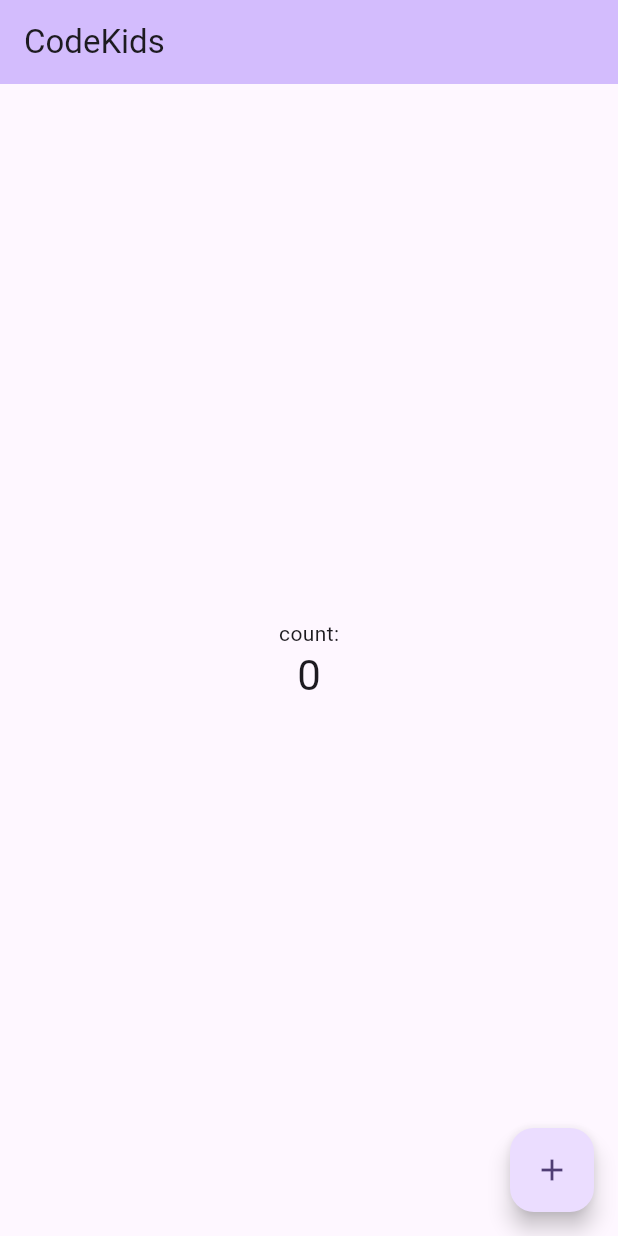
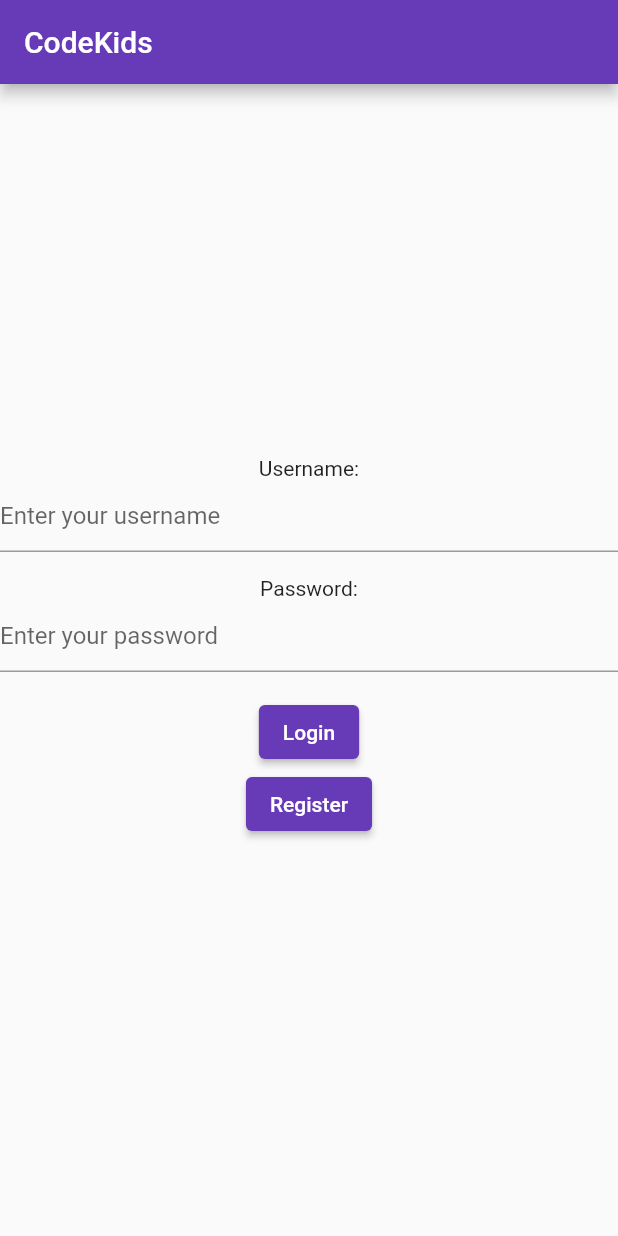
Before and after one commit to PCguyNoah/CodeKidsMobile, a Flutter app: the screen it shows after launch, on a phone screen of 412 x 824 dp. Run offline on Flutter 3.47's test engine with Material 2 defaults, Android fonts, the light colour scheme and no system bars.

Commit message:
Login and register logic added

```diff
--- a/lib/main.dart
+++ b/lib/main.dart
@@ -1,35 +1,20 @@
 import 'package:flutter/material.dart';
+import 'package:http/http.dart' as http;
+import 'dart:convert';
 
 void main() {
   runApp(const MyApp());
 }
 
 class MyApp extends StatelessWidget {
-  const MyApp({super.key});
+  const MyApp({Key? key});
 
-  // This widget is the root of your application.
   @override
   Widget build(BuildContext context) {
     return MaterialApp(
       title: 'Flutter Demo',
       theme: ThemeData(
-        // This is the theme of your application.
-        //
-        // TRY THIS: Try running your application with "flutter run". You'll see
-        // the application has a blue toolbar. Then, without quitting the app,
-        // try changing the seedColor in the colorScheme below to Colors.green
-        // and then invoke "hot reload" (save your changes or press the "hot
-        // reload" button in a Flutter-supported IDE, or press "r" if you used
-        // the command line to start the app).
-        //
-        // Notice that the counter didn't reset back to zero; the application
-        // state is not lost during the reload. To reset the state, use hot
-        // restart instead.
-        //
-        // This works for code too, not just values: Most code changes can be
-        // tested with just a hot reload.
-        colorScheme: ColorScheme.fromSeed(seedColor: Colors.deepPurple),
-        useMaterial3: true,
+        colorScheme: ColorScheme.fromSwatch(primarySwatch: Colors.deepPurple),
       ),
       home: const MyHomePage(title: 'CodeKids'),
     );
@@ -37,16 +22,7 @@ class MyApp extends StatelessWidget {
 }
 
 class MyHomePage extends StatefulWidget {
-  const MyHomePage({super.key, required this.title});
-
-  // This widget is the home page of your application. It is stateful, meaning
-  // that it has a State object (defined below) that contains fields that affect
-  // how it looks.
-
-  // This class is the configuration for the state. It holds the values (in this
-  // case the title) provided by the parent (in this case the App widget) and
-  // used by the build method of the State. Fields in a Widget subclass are
-  // always marked "final".
+  const MyHomePage({Key? key, required this.title});
 
   final String title;
 
@@ -55,71 +31,154 @@ class MyHomePage extends StatefulWidget {
 }
 
 class _MyHomePageState extends State<MyHomePage> {
-  int _counter = 0;
+  final TextEditingController usernameController = TextEditingController();
+  final TextEditingController passwordController = TextEditingController();
+  String loginStatus = '';
 
-  void _incrementCounter() {
-    setState(() {
-      // This call to setState tells the Flutter framework that something has
-      // changed in this State, which causes it to rerun the build method below
-      // so that the display can reflect the updated values. If we changed
-      // _counter without calling setState(), then the build method would not be
-      // called again, and so nothing would appear to happen.
-      _counter++;
-    });
+  @override
+  void dispose() {
+    usernameController.dispose();
+    passwordController.dispose();
+    super.dispose();
   }
+
+  void _login() async {
+    final String apiUrl = 'https://codekidz-5a5dbee745fa.herokuapp.com/api/user/login';
+
+    final String email = usernameController.text;
+    final String password = passwordController.text;
+
+    final Map<String, String> data = {
+      'email': email,
+      'password': password,
+    };
+
+    final response = await http.post(
+      Uri.parse(apiUrl),
+      headers: {
+        'Content-Type': 'application/json',
+      },
+      body: json.encode(data),
+    );
+
+    if (response.statusCode == 200) {
+      // Successfully logged in, display a success message.
+      setState(() {
+        loginStatus = response.body;
+      });
+
+      // You may want to navigate to the dashboard page here.
+      Navigator.of(context).push(MaterialPageRoute(
+        builder: (context) => DashBoard(),
+      ));
+    } else {
+      // Login failed, display an error message.
+      setState(() {
+        loginStatus = response.body;
+      });
+    }
+  }
+
+  void _register() async {
+    final String apiUrl = 'https://codekidz-5a5dbee745fa.herokuapp.com/api/user/signup';
+
+    final String email = usernameController.text;
+    final String password = passwordController.text;
+
+    final Map<String, String> data = {
+      'email': email,
+      'password': password,
+    };
+
+    final response = await http.post(
+      Uri.parse(apiUrl),
+      headers: {
+        'Content-Type': 'application/json',
+      },
+      body: json.encode(data),
+    );
+
+    if (response.statusCode == 200) {
+      // Successfully logged in, display a success message.
+      setState(() {
+        loginStatus = response.body;
+      });
+
+      // You may want to navigate to the dashboard page here.
+      Navigator.of(context).push(MaterialPageRoute(
+        builder: (context) => DashBoard(),
+      ));
+    } else {
+      // Login failed, display an error message.
+      setState(() {
+        loginStatus = response.body;
+      });
+    }
+  }
+
 
   @override
   Widget build(BuildContext context) {
-    // This method is rerun every time setState is called, for instance as done
-    // by the _incrementCounter method above.
-    //
-    // The Flutter framework has been optimized to make rerunning build methods
-    // fast, so that you can just rebuild anything that needs updating rather
-    // than having to individually change instances of widgets.
     return Scaffold(
       appBar: AppBar(
-        // TRY THIS: Try changing the color here to a specific color (to
-        // Colors.amber, perhaps?) and trigger a hot reload to see the AppBar
-        // change color while the other colors stay the same.
-        backgroundColor: Theme.of(context).colorScheme.inversePrimary,
-        // Here we take the value from the MyHomePage object that was created by
-        // the App.build method, and use it to set our appbar title.
+        backgroundColor: Theme.of(context).colorScheme.primary,
         title: Text(widget.title),
       ),
       body: Center(
-        // Center is a layout widget. It takes a single child and positions it
-        // in the middle of the parent.
         child: Column(
-          // Column is also a layout widget. It takes a list of children and
-          // arranges them vertically. By default, it sizes itself to fit its
-          // children horizontally, and tries to be as tall as its parent.
-          //
-          // Column has various properties to control how it sizes itself and
-          // how it positions its children. Here we use mainAxisAlignment to
-          // center the children vertically; the main axis here is the vertical
-          // axis because Columns are vertical (the cross axis would be
-          // horizontal).
-          //
-          // TRY THIS: Invoke "debug painting" (choose the "Toggle Debug Paint"
-          // action in the IDE, or press "p" in the console), to see the
-          // wireframe for each widget.
           mainAxisAlignment: MainAxisAlignment.center,
           children: <Widget>[
             const Text(
-              'count:',
+              'Username:',
+            ),
+            TextField(
+              controller: usernameController,
+              decoration: InputDecoration(
+                hintText: 'Enter your username',
+              ),
+            ),
+            const SizedBox(height: 16),
+            const Text(
+              'Password:',
+            ),
+            TextField(
+              controller: passwordController,
+              obscureText: true,
+              decoration: InputDecoration(
+                hintText: 'Enter your password',
+              ),
+            ),
+            const SizedBox(height: 16),
+            ElevatedButton(
+              onPressed: _login,
+              child: Text('Login'),
+            ),
+            ElevatedButton(
+              onPressed: _register,
+              child: Text('Register'),
             ),
             Text(
-              '$_counter',
-              style: Theme.of(context).textTheme.headlineMedium,
-            ),
+              loginStatus,
+              style: TextStyle(
+                color: loginStatus == 'Login successful' ? Colors.green : Colors.red,
+              ),
+            )
           ],
         ),
-      ),
-      floatingActionButton: FloatingActionButton(
-        onPressed: _incrementCounter,
-        tooltip: 'Increment',
-        child: const Icon(Icons.add),
-      ), // This trailing comma makes auto-formatting nicer for build methods.
+      )
     );
   }
 }
+class DashBoard extends StatelessWidget {
+  @override
+  Widget build(BuildContext context) {
+    return Scaffold(
+      appBar: AppBar(
+        title: Text('Dashboard'),
+      ),
+      body: Center(
+        child: Text('Welcome to CodeKids!'),
+      ),
+    );
+  }
+}
--- a/pubspec.yaml
+++ b/pubspec.yaml
@@ -30,7 +30,7 @@ environment:
 dependencies:
   flutter:
     sdk: flutter
-
+  http: ^0.13.3
 
   # The following adds the Cupertino Icons font to your application.
   # Use with the CupertinoIcons class for iOS style icons.
```
Also changed, not shown: pubspec.lock.
